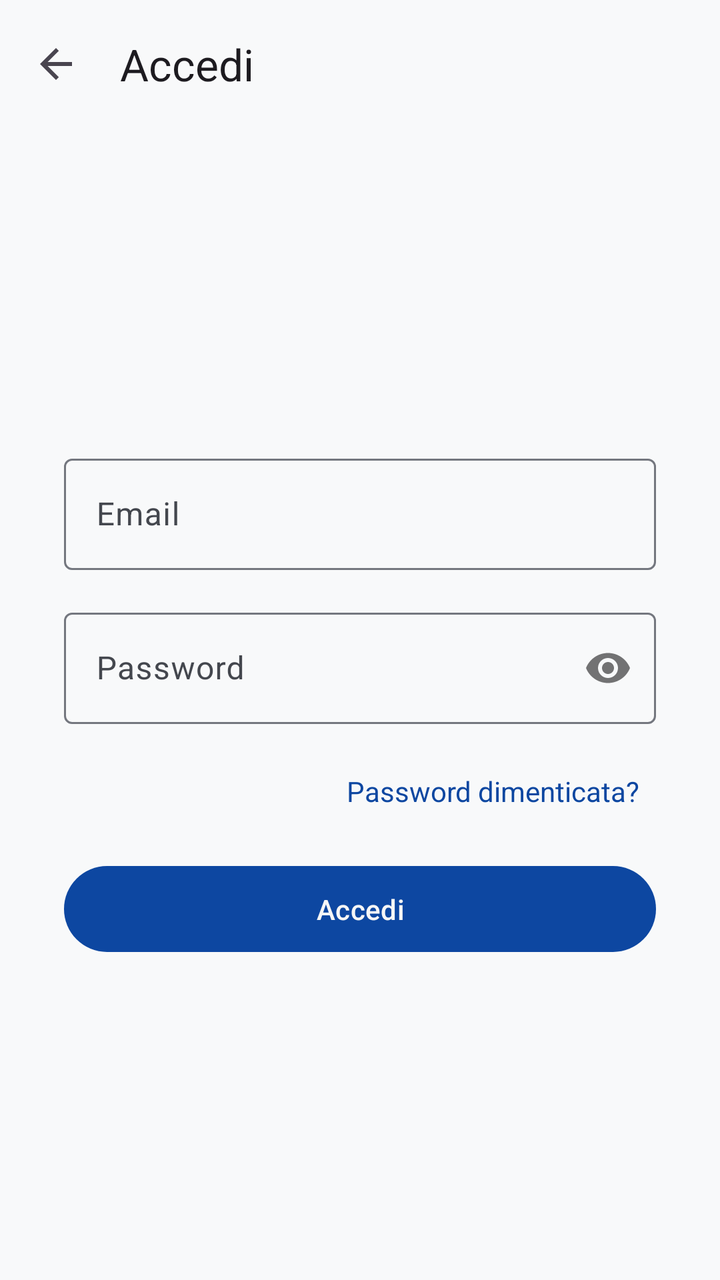
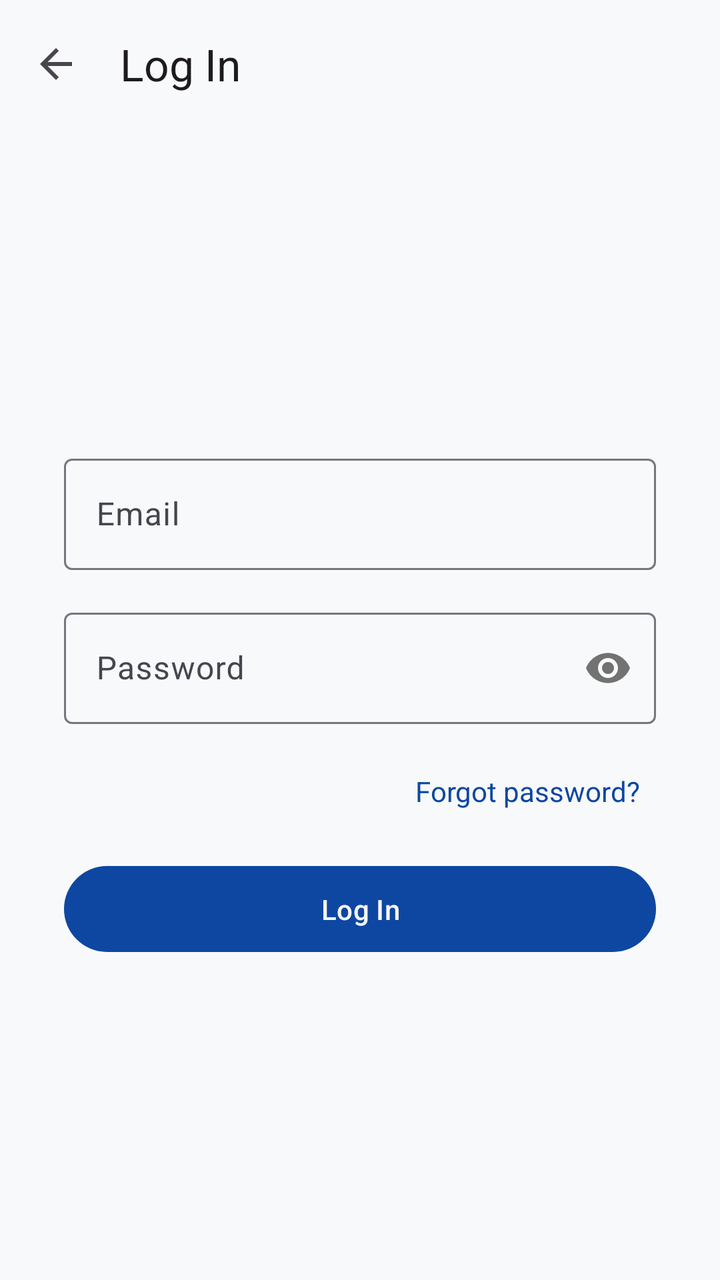

An Android layout rendered at two revisions. The XML below is the earlier revision; the diff shows what the commit changed to produce the second picture.
<!-- AndroidManifest.xml: application theme Theme.CryptionChat -->
<!-- res/layout/activity_login.xml -->
<?xml version="1.0" encoding="utf-8"?>

<androidx.coordinatorlayout.widget.CoordinatorLayout xmlns:android="http://schemas.android.com/apk/res/android"
    xmlns:app="http://schemas.android.com/apk/res-auto"
    xmlns:tools="http://schemas.android.com/tools"
    android:layout_width="match_parent"
    android:layout_height="match_parent"
    android:background="?attr/colorSurface"
    tools:context=".LoginActivity">

    <com.google.android.material.appbar.AppBarLayout
        android:layout_width="match_parent"
        android:layout_height="wrap_content"
        android:background="?attr/colorSurface">

        <com.google.android.material.appbar.MaterialToolbar
            android:id="@+id/toolbar"
            android:layout_width="match_parent"
            android:layout_height="?attr/actionBarSize"
            app:title="Accedi"
            app:navigationIcon="@drawable/ic_arrow_back" />

    </com.google.android.material.appbar.AppBarLayout>

    <ScrollView
        android:layout_width="match_parent"
        android:layout_height="match_parent"
        android:fillViewport="true"
        app:layout_behavior="@string/appbar_scrolling_view_behavior">

        <LinearLayout
            android:layout_width="match_parent"
            android:layout_height="wrap_content"
            android:gravity="center"
            android:orientation="vertical"
            android:padding="32dp">

            <com.google.android.material.textfield.TextInputLayout
                style="@style/Widget.Material3.TextInputLayout.OutlinedBox"
                android:layout_width="match_parent"
                android:layout_height="wrap_content"
                android:layout_marginBottom="16dp"
                android:hint="Email">

                <com.google.android.material.textfield.TextInputEditText
                    android:id="@+id/editTextEmail"
                    android:layout_width="match_parent"
                    android:layout_height="wrap_content"
                    android:inputType="textEmailAddress" />

            </com.google.android.material.textfield.TextInputLayout>

            <com.google.android.material.textfield.TextInputLayout
                style="@style/Widget.Material3.TextInputLayout.OutlinedBox"
                android:layout_width="match_parent"
                android:layout_height="wrap_content"
                android:layout_marginBottom="16dp"
                app:passwordToggleEnabled="true"
                android:hint="Password">

                <com.google.android.material.textfield.TextInputEditText
                    android:id="@+id/editTextPassword"
                    android:layout_width="match_parent"
                    android:layout_height="wrap_content"
                    android:inputType="textPassword" />

            </com.google.android.material.textfield.TextInputLayout>

            
            <TextView
                android:id="@+id/textViewForgotPassword"
                android:layout_width="wrap_content"
                android:layout_height="wrap_content"
                android:text="Password dimenticata?"
                android:textColor="?attr/colorPrimary"
                android:layout_gravity="end"
                android:padding="8dp"
                android:layout_marginBottom="16dp"
                android:clickable="true"
                android:focusable="true"
                android:background="?attr/selectableItemBackground"/>

            <com.google.android.material.button.MaterialButton
                android:id="@+id/buttonLogin"
                android:layout_width="match_parent"
                android:layout_height="wrap_content"
                android:paddingVertical="12dp"
                android:text="Accedi"/>

        </LinearLayout>
    </ScrollView>
</androidx.coordinatorlayout.widget.CoordinatorLayout>
<!-- resources referenced by this layout -->
<resources>
  <!-- drawable ic_arrow_back (drawable) -->
  <vector xmlns:android="http://schemas.android.com/apk/res/android"
      android:width="24dp"
      android:height="24dp"
      android:viewportWidth="24"
      android:viewportHeight="24"
      android:tint="?attr/colorControlNormal">
      <path
          android:fillColor="@android:color/white"
          android:pathData="M20,11H7.83l5.59,-5.59L12,4l-8,8 8,8 1.41,-1.41L7.83,13H20v-2z"/>
  </vector>
  <color name="primary_light">#0D47A1</color>
  <color name="primary_container_light">#D4E3FF</color>
  <color name="on_primary_container_light">#001C3A</color>
  <color name="secondary_light">#546E7A</color>
  <color name="on_secondary_light">#FFFFFF</color>
  <color name="secondary_container_light">#DAE2E9</color>
  <color name="on_secondary_container_light">#121F26</color>
  <color name="tertiary_light">#455A64</color>
  <color name="on_tertiary_light">#FFFFFF</color>
  <color name="tertiary_container_light">#CFD8DC</color>
  <color name="error_light">#BA1A1A</color>
  <color name="on_error_light">#FFFFFF</color>
  <color name="error_container_light">#FFDAD6</color>
  <color name="on_error_container_light">#410002</color>
  <color name="background_light">#F8F9FA</color>
  <color name="on_background_light">#191C20</color>
  <color name="surface_light">#F8F9FA</color>
  <color name="on_surface_light">#191C20</color>
  <color name="surface_variant_light">#E0E2E5</color>
  <color name="on_surface_variant_light">#44474E</color>
  <color name="outline_light">#74777F</color>
  <color name="outline_variant_light">#C4C6CF</color>
  <color name="inverse_surface_light">#2F3033</color>
  <color name="inverse_on_surface_light">#F1F0F4</color>
  <color name="inverse_primary_light">#AEC6FF</color>
  <style name="Widget.App.NavigationView" parent="Widget.Material3.NavigationView">
          
          <item name="itemShapeInsetStart">12dp</item>
          <item name="itemShapeInsetEnd">12dp</item>
          
          <item name="itemShapeAppearanceOverlay">@style/ShapeAppearance.Material3.Corner.Full</item>
      </style>
  <style name="ActivityAnimation" parent="@android:style/Animation.Activity">
          <item name="android:activityOpenEnterAnimation">@anim/slide_in_right</item>
          <item name="android:activityOpenExitAnimation">@anim/slide_out_left</item>
          <item name="android:activityCloseEnterAnimation">@anim/slide_in_left</item>
          <item name="android:activityCloseExitAnimation">@anim/slide_out_right</item>
      </style>
  <!-- unchanged entries left out for length: 1 -->
</resources>

<!-- the commit's change to res/layout/activity_login.xml (unified diff, before → after) -->
@@ -17,7 +17,7 @@
             android:id="@+id/toolbar"
             android:layout_width="match_parent"
             android:layout_height="?attr/actionBarSize"
-            app:title="Accedi"
+            app:title="@string/action_login"
             app:navigationIcon="@drawable/ic_arrow_back" />
 
     </com.google.android.material.appbar.AppBarLayout>
@@ -40,7 +40,7 @@
                 android:layout_width="match_parent"
                 android:layout_height="wrap_content"
                 android:layout_marginBottom="16dp"
-                android:hint="Email">
+                android:hint="@string/hint_email">
 
                 <com.google.android.material.textfield.TextInputEditText
                     android:id="@+id/editTextEmail"
@@ -56,7 +56,7 @@
                 android:layout_height="wrap_content"
                 android:layout_marginBottom="16dp"
                 app:passwordToggleEnabled="true"
-                android:hint="Password">
+                android:hint="@string/hint_password">
 
                 <com.google.android.material.textfield.TextInputEditText
                     android:id="@+id/editTextPassword"
@@ -71,7 +71,7 @@
                 android:id="@+id/textViewForgotPassword"
                 android:layout_width="wrap_content"
                 android:layout_height="wrap_content"
-                android:text="Password dimenticata?"
+                android:text="@string/action_forgot_password"
                 android:textColor="?attr/colorPrimary"
                 android:layout_gravity="end"
                 android:padding="8dp"
@@ -85,7 +85,7 @@
                 android:layout_width="match_parent"
                 android:layout_height="wrap_content"
                 android:paddingVertical="12dp"
-                android:text="Accedi"/>
+                android:text="@string/action_login"/>
 
         </LinearLayout>
     </ScrollView>
<!-- resource entries referenced after the edit -->
@@ -11,6 +11,10 @@
           android:fillColor="@android:color/white"
           android:pathData="M20,11H7.83l5.59,-5.59L12,4l-8,8 8,8 1.41,-1.41L7.83,13H20v-2z"/>
   </vector>
+  <string name="action_forgot_password">Forgot password?</string>
+  <string name="action_login">Log In</string>
+  <string name="hint_email">Email</string>
+  <string name="hint_password">Password</string>
   <color name="primary_light">#0D47A1</color>
   <color name="primary_container_light">#D4E3FF</color>
   <color name="on_primary_container_light">#001C3A</color>
